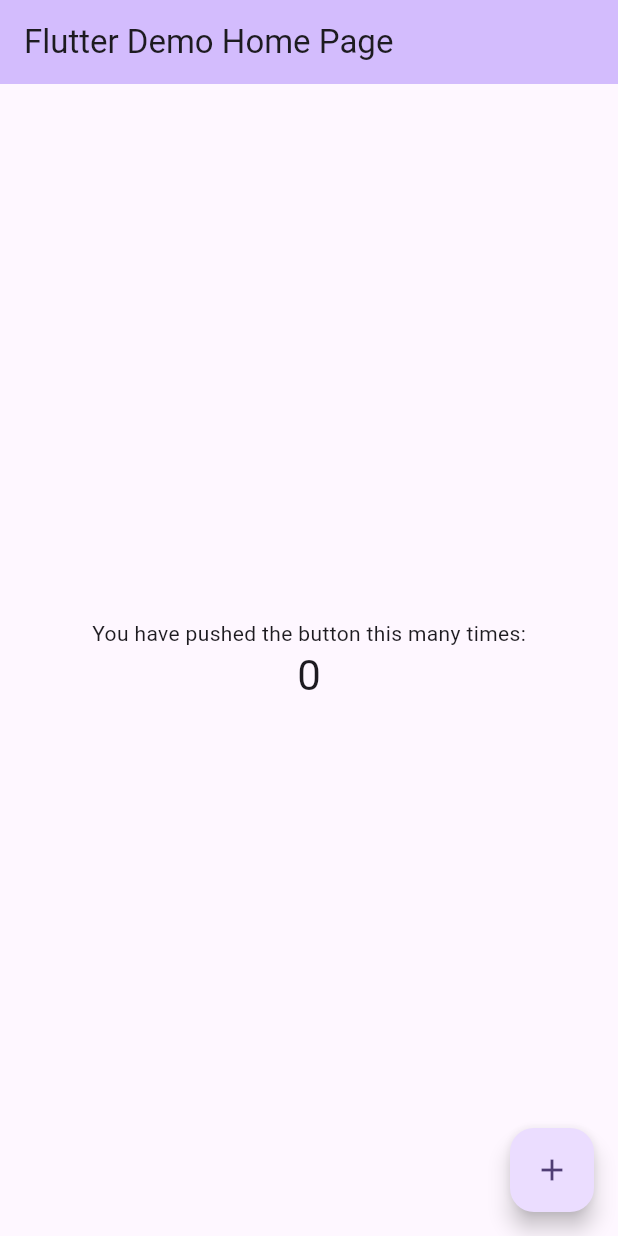
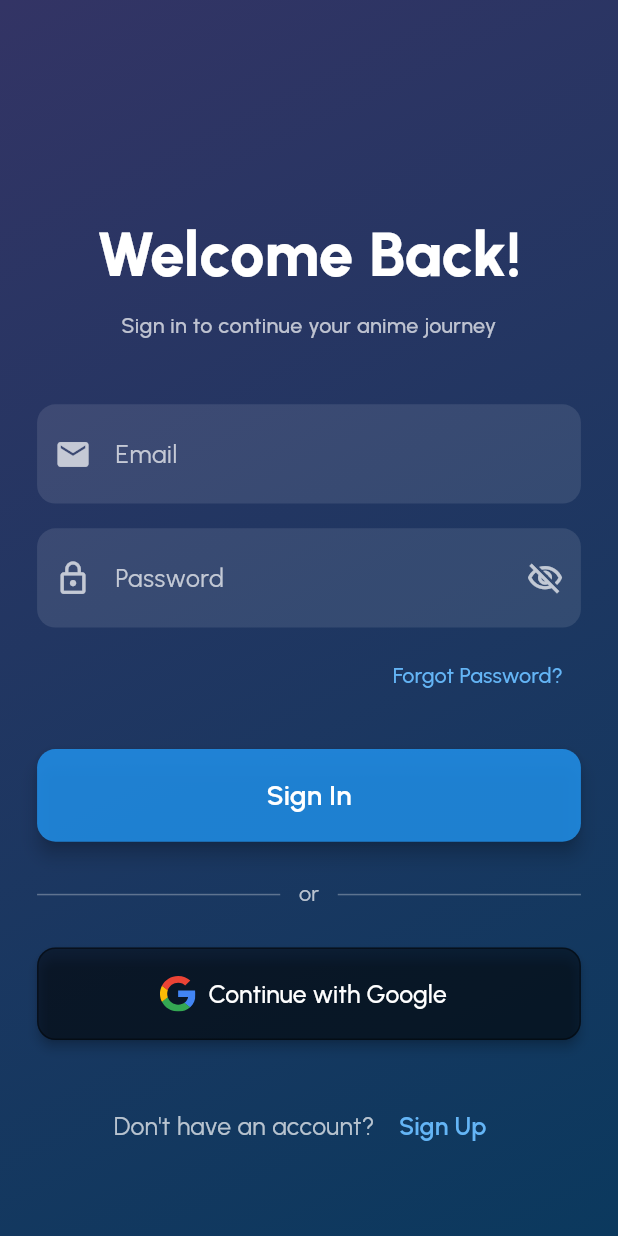
Before and after one commit to Neir-4/Kiel-anime_verse, a Flutter app: the screen it shows after launch, on a phone screen of 412 x 824 dp. Run offline on Flutter 3.47's test engine with Material 3 defaults, Android fonts, the phone set to English and light mode, and no system bars; our stand-ins replace flutter_svg.

Commit message:
feat(SignIn): Menambahkan fitur Sign In

```diff
--- a/lib/main.dart
+++ b/lib/main.dart
@@ -1,3 +1,4 @@
+import 'package:kiel_anime_verse/screens/signin_screen.dart';
 import 'package:flutter/material.dart';
 
 void main() {
@@ -7,116 +8,13 @@ void main() {
 class MyApp extends StatelessWidget {
   const MyApp({super.key});
 
-  // This widget is the root of your application.
   @override
   Widget build(BuildContext context) {
     return MaterialApp(
-      title: 'Flutter Demo',
-      theme: ThemeData(
-        // This is the theme of your application.
-        //
-        // TRY THIS: Try running your application with "flutter run". You'll see
-        // the application has a purple toolbar. Then, without quitting the app,
-        // try changing the seedColor in the colorScheme below to Colors.green
-        // and then invoke "hot reload" (save your changes or press the "hot
-        // reload" button in a Flutter-supported IDE, or press "r" if you used
-        // the command line to start the app).
-        //
-        // Notice that the counter didn't reset back to zero; the application
-        // state is not lost during the reload. To reset the state, use hot
-        // restart instead.
-        //
-        // This works for code too, not just values: Most code changes can be
-        // tested with just a hot reload.
-        colorScheme: .fromSeed(seedColor: Colors.deepPurple),
-      ),
-      home: const MyHomePage(title: 'Flutter Demo Home Page'),
+      title: 'AnimeVerse',
+      theme: ThemeData(fontFamily: 'Urbanist'),
+      home: const SigninScreen(),
+      debugShowCheckedModeBanner: false,
     );
   }
 }
-
-class MyHomePage extends StatefulWidget {
-  const MyHomePage({super.key, required this.title});
-
-  // This widget is the home page of your application. It is stateful, meaning
-  // that it has a State object (defined below) that contains fields that affect
-  // how it looks.
-
-  // This class is the configuration for the state. It holds the values (in this
-  // case the title) provided by the parent (in this case the App widget) and
-  // used by the build method of the State. Fields in a Widget subclass are
-  // always marked "final".
-
-  final String title;
-
-  @override
-  State<MyHomePage> createState() => _MyHomePageState();
-}
-
-class _MyHomePageState extends State<MyHomePage> {
-  int _counter = 0;
-
-  void _incrementCounter() {
-    setState(() {
-      // This call to setState tells the Flutter framework that something has
-      // changed in this State, which causes it to rerun the build method below
-      // so that the display can reflect the updated values. If we changed
-      // _counter without calling setState(), then the build method would not be
-      // called again, and so nothing would appear to happen.
-      _counter++;
-    });
-  }
-
-  @override
-  Widget build(BuildContext context) {
-    // This method is rerun every time setState is called, for instance as done
-    // by the _incrementCounter method above.
-    //
-    // The Flutter framework has been optimized to make rerunning build methods
-    // fast, so that you can just rebuild anything that needs updating rather
-    // than having to individually change instances of widgets.
-    return Scaffold(
-      appBar: AppBar(
-        // TRY THIS: Try changing the color here to a specific color (to
-        // Colors.amber, perhaps?) and trigger a hot reload to see the AppBar
-        // change color while the other colors stay the same.
-        backgroundColor: Theme.of(context).colorScheme.inversePrimary,
-        // Here we take the value from the MyHomePage object that was created by
-        // the App.build method, and use it to set our appbar title.
-        title: Text(widget.title),
-      ),
-      body: Center(
-        // Center is a layout widget. It takes a single child and positions it
-        // in the middle of the parent.
-        child: Column(
-          // Column is also a layout widget. It takes a list of children and
-          // arranges them vertically. By default, it sizes itself to fit its
-          // children horizontally, and tries to be as tall as its parent.
-          //
-          // Column has various properties to control how it sizes itself and
-          // how it positions its children. Here we use mainAxisAlignment to
-          // center the children vertically; the main axis here is the vertical
-          // axis because Columns are vertical (the cross axis would be
-          // horizontal).
-          //
-          // TRY THIS: Invoke "debug painting" (choose the "Toggle Debug Paint"
-          // action in the IDE, or press "p" in the console), to see the
-          // wireframe for each widget.
-          mainAxisAlignment: .center,
-          children: [
-            const Text('You have pushed the button this many times:'),
-            Text(
-              '$_counter',
-              style: Theme.of(context).textTheme.headlineMedium,
-            ),
-          ],
-        ),
-      ),
-      floatingActionButton: FloatingActionButton(
-        onPressed: _incrementCounter,
-        tooltip: 'Increment',
-        child: const Icon(Icons.add),
-      ),
-    );
-  }
-}
--- /dev/null
+++ b/lib/screens/signin_screen.dart
@@ -0,0 +1,283 @@
+import 'package:flutter/material.dart';
+import 'package:flutter_svg/svg.dart';
+import '../widgets/app_scaffold.dart';
+
+class SigninScreen extends StatelessWidget {
+  const SigninScreen({super.key});
+
+  @override
+  Widget build(BuildContext context) {
+    final screenWidth = MediaQuery.of(context).size.width;
+    final screenHeight = MediaQuery.of(context).size.height;
+    return AppScaffold(
+      body: LayoutBuilder(
+          builder: (context, constraints) {
+            final isLargeScreen = constraints.maxWidth > 600;
+            final maxWidth = isLargeScreen ? 400.0 : constraints.maxWidth;
+            return SingleChildScrollView(
+              child: Center(
+                child: Container(
+                  width: maxWidth,
+                  padding: EdgeInsets.all(screenWidth * 0.06),
+                  child: Column(
+                    crossAxisAlignment: CrossAxisAlignment.center,
+                    children: [
+                      // konten sign-in berada di sini
+                      SizedBox(height: screenHeight * 0.1),
+
+                      // TODO: Add logo here
+
+                      SizedBox(height: screenHeight * 0.04),
+
+                      // Signin Title
+                      Text(
+                        'Welcome Back!',
+                        style: TextStyle(
+                          fontSize: screenWidth * (isLargeScreen ? 0.06 : 0.1),
+                          fontWeight: FontWeight.w800,
+                          color: Colors.white,
+                        ),
+                        textAlign: TextAlign.center,
+                      ),
+
+                      SizedBox(height: screenHeight * 0.01),
+
+                      Text(
+                        'Sign in to continue your anime journey',
+                        style: TextStyle(
+                          fontSize: screenWidth * 0.035,
+                          fontWeight: FontWeight.w500,
+                          color: Colors.white70,
+                        ),
+                        textAlign: TextAlign.center,
+                      ),
+
+                      SizedBox(height: screenHeight * 0.05),
+
+                      // Email TextField
+                      TextField(
+                        decoration: InputDecoration(
+                          labelText: 'Email',
+                          labelStyle: TextStyle(
+                            fontSize: screenWidth * 0.04,
+                            color: Colors.white70,
+                          ),
+                          filled: true,
+                          fillColor: Colors.white.withValues(alpha: 0.1),
+                          border: OutlineInputBorder(
+                            borderRadius: BorderRadius.circular(screenWidth * 0.03),
+                            borderSide: BorderSide.none,
+                          ),
+                          prefixIcon: Icon(
+                            Icons.email,
+                            color: Colors.white70,
+                            size: screenWidth * 0.06,
+                          ),
+                          contentPadding: EdgeInsets.symmetric(
+                            vertical: screenHeight * 0.025,
+                            horizontal: screenWidth * 0.055,
+                          ),
+                        ),
+                        style: TextStyle(
+                          fontSize: screenWidth * 0.04,
+                          color: Colors.white,
+                        ),
+                        keyboardType: TextInputType.emailAddress,
+                      ),
+
+                      SizedBox(height: screenHeight * 0.02),
+
+                      // Password TextField
+                      TextField(
+                        decoration: InputDecoration(
+                          labelText: 'Password',
+                          labelStyle: TextStyle(
+                            fontSize: screenWidth * 0.04,
+                            color: Colors.white70,
+                          ),
+                          filled: true,
+                          fillColor: Colors.white.withValues(alpha: 0.1),
+                          border: OutlineInputBorder(
+                            borderRadius: BorderRadius.circular(screenWidth * 0.03),
+                            borderSide: BorderSide.none,
+                          ),
+                          prefixIcon: Icon(
+                            Icons.lock_outline,
+                            color: Colors.white70,
+                            size: screenWidth * 0.06,
+                          ),
+                          suffixIcon: Icon(
+                            Icons.visibility_off_outlined,
+                            color: Colors.white70,
+                            size: screenWidth * 0.06,
+                          ),
+                          contentPadding: EdgeInsets.symmetric(
+                            vertical: screenHeight * 0.025,
+                            horizontal: screenWidth * 0.055,
+                          ),
+                        ),
+                        style: TextStyle(
+                          fontSize: screenWidth * 0.04,
+                          color: Colors.white,
+                        ),
+                        obscureText: true,
+                      ),
+
+                      SizedBox(height: screenHeight * 0.01),
+                      // Forgot Password
+                      Align(
+                        alignment: Alignment.centerRight,
+                        child: TextButton(
+                          child: Text(
+                            'Forgot Password?',
+                            style: TextStyle(
+                              fontSize: screenWidth * 0.035,
+                              color: Colors.blue.shade300,
+                            ),
+                          ),
+                          onPressed: () {
+                            // TODO: Implement forgot password functionality
+                          },
+                        ),
+                      ),
+
+                      SizedBox(height: screenHeight * 0.03),
+
+                      // Sign In Button
+                      SizedBox(
+                        width: double.infinity,
+                        height: screenHeight * 0.075,
+                        child: ElevatedButton(
+                          onPressed: () {
+                            // TODO: Implement sign in functionality
+                          },
+                          style: ElevatedButton.styleFrom(
+                            backgroundColor: Colors.blue.withValues(alpha: 0.8),
+                            foregroundColor: Colors.white,
+                            shape: RoundedRectangleBorder(
+                              borderRadius: BorderRadius.circular(screenWidth * 0.03),
+                            ),
+                            elevation: 5,
+                          ),
+                          child: Text(
+                            'Sign In',
+                            style: TextStyle(
+                              fontSize: screenWidth * 0.045,
+                              fontWeight: FontWeight.w600,
+                            ),
+                          ),
+                        ),
+                      ),
+
+                      SizedBox(height: screenHeight * 0.03),
+
+                      // or continue with
+                      Row(
+                        children: [
+                          Expanded(
+                            child: Divider(
+                              color: Colors.white.withValues(alpha: 0.3),
+                              thickness: 1,
+                            ),
+                          ),
+                          Padding(
+                            padding: EdgeInsets.symmetric(horizontal: screenWidth * 0.03),
+                            child: Text(
+                              'or',
+                              style: TextStyle(
+                                fontSize: screenWidth * 0.035,
+                                color: Colors.white70,
+                              ),
+                            ),
+                          ),
+                          Expanded(
+                            child: Divider(
+                              color: Colors.white.withValues(alpha: 0.3),
+                              thickness: 1,
+                            ),
+                          ),
+                        ],
+                      ),
+
+                      SizedBox(height: screenHeight * 0.03),
+                      // Sign in with Google
+                      SizedBox(
+                        width: double.infinity,
+                        height: screenHeight * 0.075,
+                        child: ElevatedButton.icon(
+                          onPressed: () {
+                            // TODO: Implement Google sign in functionality
+                          },
+                          icon: SvgPicture.asset(
+                            'assets/images/google_icon.svg',
+                            height: screenWidth * 0.06,
+                            width: screenWidth * 0.06,
+                          ),
+                          label: Text(
+                            'Continue with Google',
+                            style: TextStyle(
+                              fontSize: screenWidth * 0.04,
+                              fontWeight: FontWeight.w500,
+                              color: Colors.white,
+                            ),
+                          ),
+                          style: ElevatedButton.styleFrom(
+                            backgroundColor: Colors.black45,
+                            shape: RoundedRectangleBorder(
+                              borderRadius: BorderRadius.circular(screenWidth * 0.03),
+                              side: BorderSide(
+                                color: Colors.black45,
+                                width: 1,
+                              ),
+                            ),
+                            elevation: 3,
+                          ),
+                        ),
+                      ),
+
+                      SizedBox(height: screenHeight * 0.04),
+
+                      // Sign up link
+                      Row(
+                        mainAxisAlignment: MainAxisAlignment.center,
+                        children: [
+                          Text(
+                            "Don't have an account? ",
+                            style: TextStyle(
+                              fontSize: screenWidth * 0.04,
+                              color: Colors.white70,
+                            ),
+                          ),
+                          TextButton(
+                            onPressed: () {
+                              // TODO: Navigate to sign up screen
+                            },
+                            child: Text(
+                              'Sign Up',
+                              style: TextStyle(
+                                fontSize: screenWidth * 0.04,
+                                fontWeight: FontWeight.w600,
+                                color: Colors.blue.shade300,
+                              ),
+                            ),
+                          ),
+                        ],
+                      ),
+
+                      SizedBox(height: screenHeight * 0.05),
+
+
+
+
+                    ],
+                  ),
+                ),
+
+              ),
+            );
+
+          }
+      ),
+    );
+  }
+}
--- /dev/null
+++ b/lib/widgets/app_scaffold.dart
@@ -0,0 +1,29 @@
+import 'package:flutter/material.dart';
+import 'gradient_background.dart';
+
+class AppScaffold extends StatelessWidget {
+  final PreferredSizeWidget? appBar;
+  final Widget body;
+
+  const AppScaffold({
+    super.key,
+    this.appBar,
+    required this.body,
+  });
+
+  @override
+  Widget build(BuildContext context) {
+    // AppScaffold mengembalikan GradientBackground sebagai dasar
+    return GradientBackground(
+      // Di dalamnya ada Scaffold standar
+      child: Scaffold(
+        // Pastikan Scaffold transparan agar gradien terlihat
+        backgroundColor: Colors.transparent,
+        // Body dan AppBar dari Scaffold akan diisi oleh widget apa pun
+        // yang kita kirim saat memanggil AppScaffold
+        appBar: appBar,
+        body: body,
+      ),
+    );
+  }
+}
--- /dev/null
+++ b/lib/widgets/gradient_background.dart
@@ -0,0 +1,23 @@
+import 'package:flutter/material.dart';
+
+class GradientBackground extends StatelessWidget {
+  final Widget child;
+  const GradientBackground({super.key, required this.child});
+
+  @override
+  Widget build(BuildContext context) {
+    return Container(
+      decoration: const BoxDecoration(
+        gradient: LinearGradient(colors:
+        [
+          Color(0xFF333465),
+          Color(0xFF0b395e),
+        ],
+        begin: Alignment.topLeft,
+        end: Alignment.bottomRight,
+        )
+      ),
+      child: child,
+      );
+  }
+}
```
